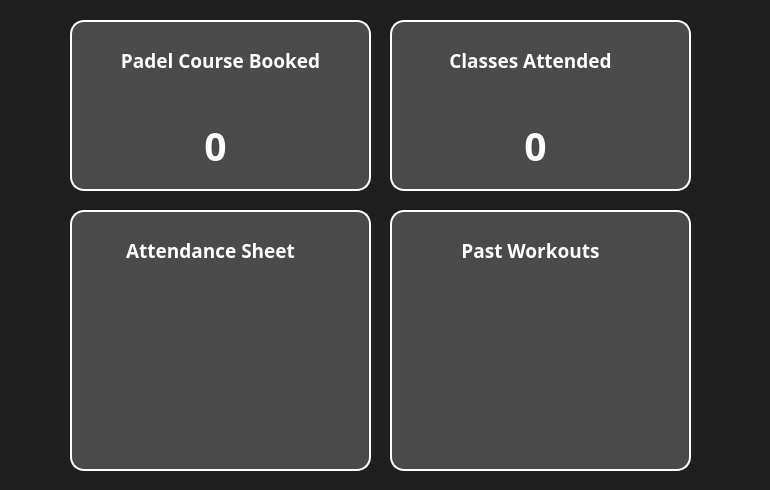
Before: the Qt Designer form XFitGym/dashboard.ui in AhmedAymann/XFitGym, drawn with Qt 5.
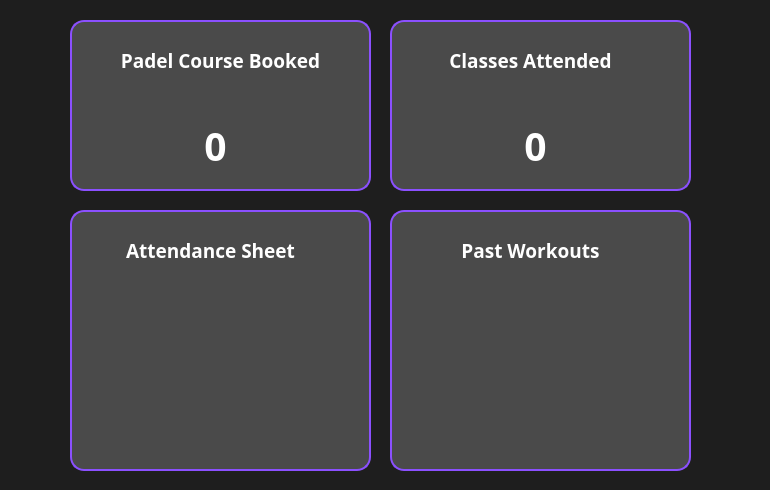
After: the same form once the commit is applied.

```diff
--- a/XFitGym/dashboard.ui
+++ b/XFitGym/dashboard.ui
@@ -30,7 +30,7 @@
    <property name="styleSheet">
     <string notr="true">QWidget#PadelCounter{
 	background-color: #4A4A4A;
-    border: 2px solid white ;
+    border: 2px solid #8B50FF ;
     border-radius: 14px;
 }</string>
    </property>
@@ -114,7 +114,7 @@
    <property name="styleSheet">
     <string notr="true">QWidget#ClassesCounter{
 	background-color: #4A4A4A;
-    border: 2px solid white ;
+    border: 2px solid #8B50FF ;
     border-radius: 14px;
 }</string>
    </property>
@@ -201,7 +201,7 @@
    <property name="styleSheet">
     <string notr="true">QWidget#AttendancePane{
 	background-color: #4A4A4A;
-    border: 2px solid white ;
+    border: 2px solid #8B50FF ;
     border-radius: 14px;
 }</string>
    </property>
@@ -256,7 +256,7 @@
    <property name="styleSheet">
     <string notr="true">QWidget#PastWorkouts{
 	background-color: #4A4A4A;
-    border: 2px solid white ;
+    border: 2px solid #8B50FF ;
     border-radius: 14px;
 }</string>
    </property>
```
